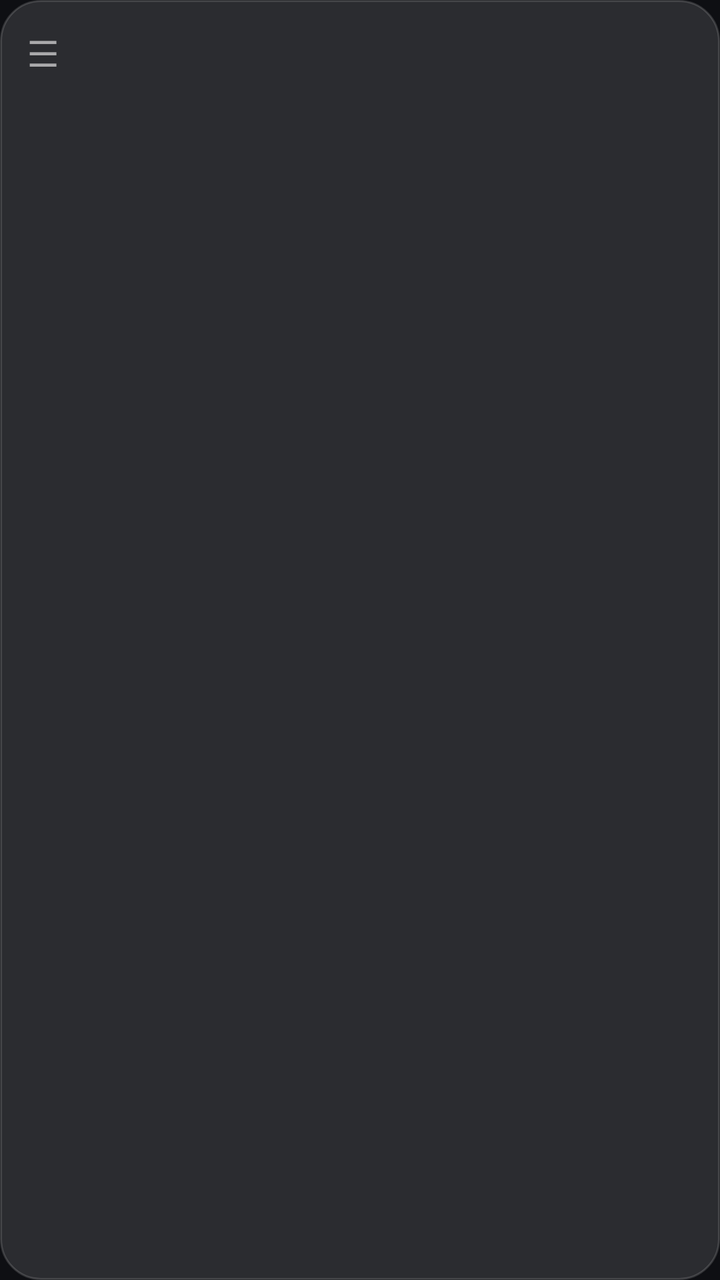
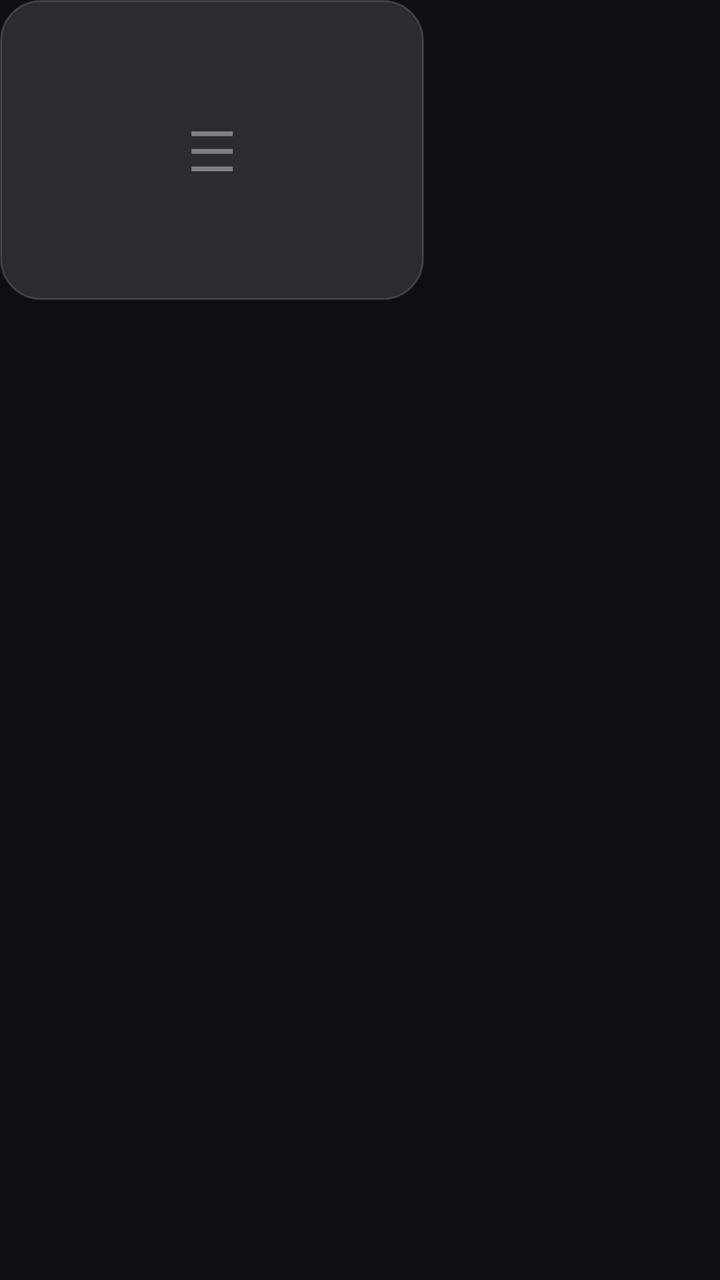

Compare the two renders of this Android layout. The source of the first and the diff that turns it into the second are given below.
<!-- AndroidManifest.xml: application theme Theme.TvHome -->
<!-- res/layout/card_list.xml -->
<?xml version="1.0" encoding="utf-8"?>
<FrameLayout xmlns:android="http://schemas.android.com/apk/res/android"
    android:layout_width="180dp"
    android:layout_height="150dp"
    android:layout_marginEnd="14dp"
    android:background="@drawable/glass_tile"
    android:foreground="@drawable/card_focus"
    android:focusable="true"
    android:clickable="true">

    <ImageView
        android:id="@+id/cardImage"
        android:layout_width="0dp"
        android:layout_height="0dp"
        android:visibility="gone" />

    <LinearLayout
        android:layout_width="match_parent"
        android:layout_height="match_parent"
        android:orientation="vertical"
        android:padding="14dp">

        <TextView
            android:layout_width="wrap_content"
            android:layout_height="wrap_content"
            android:text="☰"
            android:textColor="#99FFFFFF"
            android:textSize="18sp" />

        <TextView
            android:id="@+id/cardLabel"
            android:layout_width="match_parent"
            android:layout_height="0dp"
            android:layout_weight="1"
            android:layout_marginTop="6dp"
            android:maxLines="3"
            android:ellipsize="end"
            android:textColor="#FFFFFFFF"
            android:textSize="15sp"
            android:fontFamily="@font/outfit"
            android:fontVariationSettings="'wght' 500" />

        <TextView
            android:id="@+id/cardSubtitle"
            android:layout_width="match_parent"
            android:layout_height="wrap_content"
            android:maxLines="2"
            android:ellipsize="end"
            android:textColor="#B3FFFFFF"
            android:textSize="11sp"
            android:fontFamily="@font/outfit" />
    </LinearLayout>
</FrameLayout>
<!-- resources referenced by this layout -->
<resources>
  <!-- drawable card_focus (drawable) -->
  <?xml version="1.0" encoding="utf-8"?>
  <selector xmlns:android="http://schemas.android.com/apk/res/android">
      <item android:state_focused="true">
          <shape android:shape="rectangle">
              <stroke android:width="2.5dp" android:color="#FFFFFFFF" />
              <corners android:radius="10dp" />
          </shape>
      </item>
      <item android:drawable="@android:color/transparent" />
  </selector>
  <!-- drawable glass_tile (drawable) -->
  <?xml version="1.0" encoding="utf-8"?>
  <shape xmlns:android="http://schemas.android.com/apk/res/android" android:shape="rectangle">
      <solid android:color="#1FFFFFFF" />
      <stroke android:width="1dp" android:color="#26FFFFFF" />
      <corners android:radius="20dp" />
  </shape>
  <style name="Theme.TvHome" parent="android:Theme.Material.NoActionBar.Fullscreen">
          <item name="android:windowBackground">@color/bg</item>
          <item name="android:colorBackground">@android:color/black</item>
          <item name="android:windowAnimationStyle">@null</item>
      </style>
  <color name="bg">#FF0E0F13</color>
</resources>

<!-- the commit's change to res/layout/card_list.xml (unified diff, before → after) -->
@@ -1,53 +1,56 @@
 <?xml version="1.0" encoding="utf-8"?>
-<FrameLayout xmlns:android="http://schemas.android.com/apk/res/android"
-    android:layout_width="180dp"
-    android:layout_height="150dp"
-    android:layout_marginEnd="14dp"
-    android:background="@drawable/glass_tile"
-    android:foreground="@drawable/card_focus"
+<LinearLayout xmlns:android="http://schemas.android.com/apk/res/android"
+    android:layout_width="212dp"
+    android:layout_height="wrap_content"
+    android:layout_marginEnd="18dp"
+    android:orientation="vertical"
     android:focusable="true"
     android:clickable="true">
 
-    <ImageView
-        android:id="@+id/cardImage"
-        android:layout_width="0dp"
-        android:layout_height="0dp"
-        android:visibility="gone" />
+    <FrameLayout
+        android:id="@+id/listStack"
+        android:layout_width="212dp"
+        android:layout_height="150dp"
+        android:background="@drawable/glass_tile"
+        android:foreground="@drawable/card_focus"
+        android:duplicateParentState="true">
 
-    <LinearLayout
-        android:layout_width="match_parent"
-        android:layout_height="match_parent"
-        android:orientation="vertical"
-        android:padding="14dp">
+        <ImageView
+            android:id="@+id/cardImage"
+            android:layout_width="0dp"
+            android:layout_height="0dp"
+            android:visibility="gone" />
 
         <TextView
+            android:id="@+id/listIcon"
             android:layout_width="wrap_content"
             android:layout_height="wrap_content"
+            android:layout_gravity="center"
             android:text="☰"
-            android:textColor="#99FFFFFF"
-            android:textSize="18sp" />
+            android:textColor="#66FFFFFF"
+            android:textSize="28sp" />
+    </FrameLayout>
 
-        <TextView
-            android:id="@+id/cardLabel"
-            android:layout_width="match_parent"
-            android:layout_height="0dp"
-            android:layout_weight="1"
-            android:layout_marginTop="6dp"
-            android:maxLines="3"
-            android:ellipsize="end"
-            android:textColor="#FFFFFFFF"
-            android:textSize="15sp"
-            android:fontFamily="@font/outfit"
-            android:fontVariationSettings="'wght' 500" />
+    <TextView
+        android:id="@+id/cardLabel"
+        android:layout_width="match_parent"
+        android:layout_height="wrap_content"
+        android:layout_marginTop="8dp"
+        android:singleLine="true"
+        android:ellipsize="end"
+        android:textColor="#FFFFFFFF"
+        android:textSize="13sp"
+        android:fontFamily="@font/outfit"
+        android:fontVariationSettings="'wght' 500" />
 
-        <TextView
-            android:id="@+id/cardSubtitle"
-            android:layout_width="match_parent"
-            android:layout_height="wrap_content"
-            android:maxLines="2"
-            android:ellipsize="end"
-            android:textColor="#B3FFFFFF"
-            android:textSize="11sp"
-            android:fontFamily="@font/outfit" />
-    </LinearLayout>
-</FrameLayout>
+    <TextView
+        android:id="@+id/cardSubtitle"
+        android:layout_width="match_parent"
+        android:layout_height="wrap_content"
+        android:layout_marginTop="2dp"
+        android:singleLine="true"
+        android:ellipsize="end"
+        android:textColor="#99FFFFFF"
+        android:textSize="11sp"
+        android:fontFamily="@font/outfit" />
+</LinearLayout>
